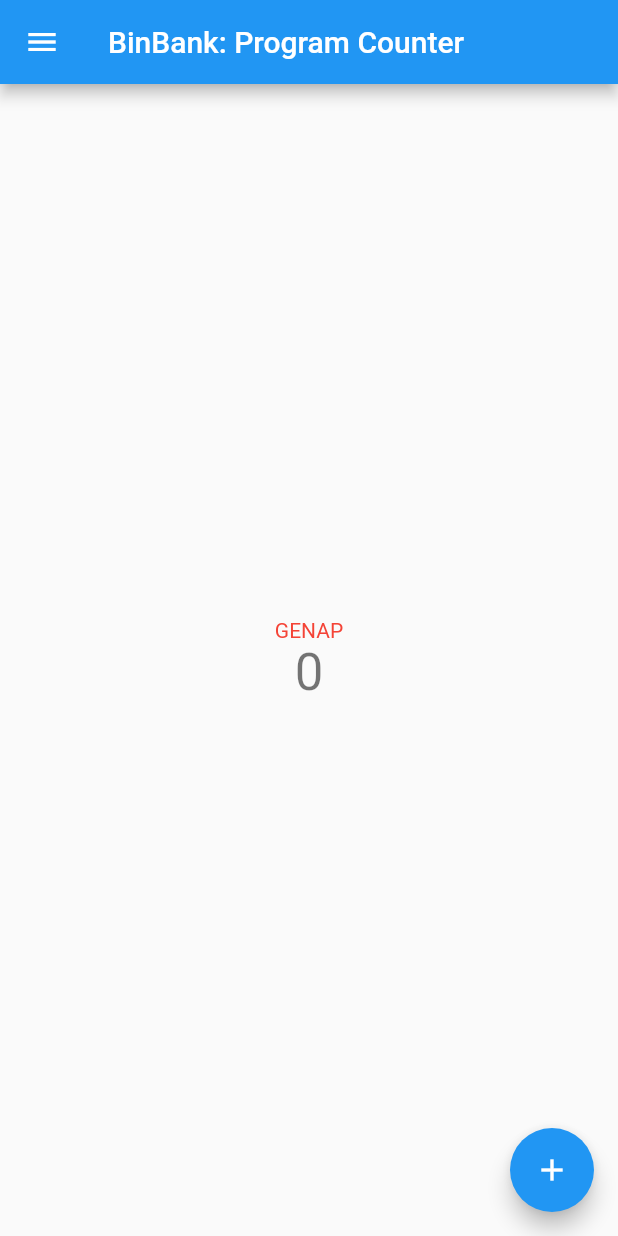
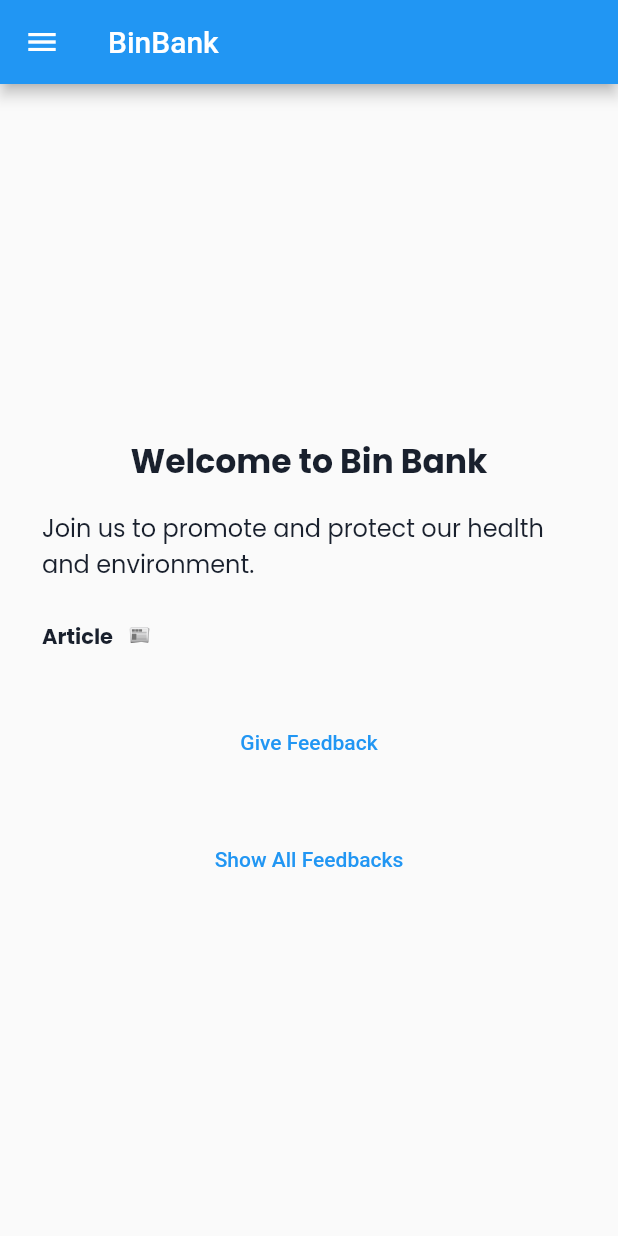
Before and after one commit to rafighalibin/bin_bank_app, a Flutter app: the screen it shows after launch, on a phone screen of 412 x 824 dp. Run offline on Flutter 3.47's test engine with Material 2 defaults, Android fonts, the light colour scheme and no system bars; our stand-ins replace google_fonts; missing offline and left inert: dart:ffi, pbp_django_auth; accounts and stored records are empty.

Commit message:
add homepage and feedback

```diff
--- /dev/null
+++ b/lib/app_styles.dart
@@ -0,0 +1,43 @@
+import 'package:flutter/material.dart';
+import 'package:google_fonts/google_fonts.dart';
+
+const Color kWhite = Color(0xffffffff);
+const Color kLightWhite = Color(0xffeff5f4);
+const Color kLighterWhite = Color(0xfffcfcfc);
+
+const Color kGrey = Color(0xff9397a0);
+const Color kLightGrey = Color(0xffa7a7a7);
+
+const Color kBlue = Color(0xff5474fd);
+const Color kLightBlue = Color(0xff83b1ff);
+const Color kLighterBlue = Color(0xffc1d4f9);
+
+const Color kDarkBlue = Color(0xff19202d);
+const Color kBoxShadowColor = Color(0xffc1d4f9);
+const double kBorderRadiusList = 11;
+const double kBorderRadius = 16;
+
+final kBorder = OutlineInputBorder(
+  borderRadius: BorderRadius.circular(kBorderRadius),
+  borderSide: BorderSide.none,
+);
+
+final kPoppinsBold = GoogleFonts.poppins(
+  color: kDarkBlue,
+  fontWeight: FontWeight.w700,
+);
+
+final kPoppinsSemibold = GoogleFonts.poppins(
+  color: kDarkBlue,
+  fontWeight: FontWeight.w600,
+);
+
+final kPoppinsMedium = GoogleFonts.poppins(
+  color: kDarkBlue,
+  fontWeight: FontWeight.w500,
+);
+
+final kPoppinsRegular = GoogleFonts.poppins(
+  color: kDarkBlue,
+  fontWeight: FontWeight.w400,
+);
--- a/lib/main.dart
+++ b/lib/main.dart
@@ -4,6 +4,9 @@ import 'package:bin_bank_app/utility/drawer_user.dart';
 import 'package:flutter/material.dart';
 import 'package:pbp_django_auth/pbp_django_auth.dart';
 import 'package:provider/provider.dart';
+import 'package:bin_bank_app/app_styles.dart';
+import 'package:bin_bank_app/page/feedback_form.dart';
+import 'package:bin_bank_app/page/feedback_detail.dart';
 
 void main() {
   bool isLoggedIn = false;
@@ -44,20 +47,6 @@ class MyHomePage extends StatefulWidget {
 }
 
 class _MyHomePageState extends State<MyHomePage> {
-  int _counter = 0;
-
-  void _incrementCounter() {
-    setState(() {
-      _counter++;
-    });
-  }
-
-  void _decrementCounter() {
-    setState(() {
-      if (_counter != 0) _counter--;
-    });
-  }
-
   Widget getWidget() {
     final request = context.watch<CookieRequest>();
 
@@ -70,64 +59,115 @@ class _MyHomePageState extends State<MyHomePage> {
 
   @override
   Widget build(BuildContext context) {
+    List<String> articleTitle = [
+      'E-waste management must get policy priority',
+      'How Can We Solve The Growing E-Waste Problem?',
+      'Jubir G20 Sebut Permasalahan Sampah Menumpuk di Indonesia',
+    ];
+
+    List<String> publisher = [
+      'NEW AGE',
+      'EPOLINE',
+      'KBR',
+    ];
+
+    List<String> images = [
+      'waste-1.jpg',
+      'waste-2.jpg',
+      'waste-3.jpg',
+    ];
+
     return Scaffold(
-      appBar: AppBar(
-        title: Text("BinBank: ${widget.title}"),
-      ),
-      drawer: getWidget(),
-      body: Center(
-        child: Column(
-          mainAxisAlignment: MainAxisAlignment.center,
-          children: <Widget>[
-            Expanded(
+        appBar: AppBar(
+          title: const Text("BinBank"),
+        ),
+        drawer: getWidget(),
+        body: Center(
+          child: SingleChildScrollView(
+            child: Container(
+              padding: const EdgeInsets.all(20.0),
               child: Column(
-                mainAxisAlignment: MainAxisAlignment.center,
                 children: [
-                  _counter % 2 == 0
-                      ? const Text(
-                          'GENAP',
-                          style: TextStyle(color: Colors.red),
+                  Padding(
+                    padding: const EdgeInsets.all(8.0),
+                    child: Text('Welcome to Bin Bank',
+                        style: kPoppinsBold.copyWith(
+                          fontSize: 22,
+                          color: kDarkBlue,
+                        )),
+                  ),
+                  Padding(
+                    padding: const EdgeInsets.all(8.0),
+                    child: Text(
+                        'Join us to promote and protect our health and environment.',
+                        style: kPoppinsRegular.copyWith(
+                          fontSize: 16,
+                        )),
+                  ),
+                  const SizedBox(
+                    height: 10,
+                  ),
+                  Container(
+                    height: 35,
+                    padding: const EdgeInsets.all(8.0),
+                    child: Row(
+                      children: [
+                        Text(
+                          'Article',
+                          style: kPoppinsBold.copyWith(
+                            fontSize: 14,
+                          ),
+                        ),
+                        const SizedBox(
+                          width: 10,
+                        ),
+                        Text(
+                          '📰',
+                          style: kPoppinsBold.copyWith(
+                            fontSize: 12,
+                          ),
                         )
-                      : const Text(
-                          'GANJIL',
-                          style: TextStyle(color: Colors.blue),
-                        ),
-                  Text(
-                    '$_counter',
-                    style: Theme.of(context).textTheme.headline4,
+                      ],
+                    ),
+                  ),
+                  const SizedBox(
+                    height: 30,
+                  ),
+                  TextButton(
+                    style: ButtonStyle(
+                      foregroundColor:
+                          MaterialStateProperty.all<Color>(Colors.blue),
+                    ),
+                    onPressed: () {
+                      Navigator.push(
+                          context,
+                          MaterialPageRoute(
+                              builder: (context) => const MyFormPage()));
+                    },
+                    child: const Text('Give Feedback'),
+                  ),
+                  const SizedBox(
+                    height: 30,
+                  ),
+                  TextButton(
+                    style: ButtonStyle(
+                      foregroundColor:
+                          MaterialStateProperty.all<Color>(Colors.blue),
+                    ),
+                    onPressed: () {
+                      Navigator.push(
+                          context,
+                          MaterialPageRoute(
+                              builder: (context) =>
+                                  const FeedbackDetailPage()));
+                    },
+                    child: const Text('Show All Feedbacks'),
                   ),
                 ],
               ),
             ),
-          ],
-        ),
-      ),
-      bottomSheet: Row(
-        mainAxisAlignment: MainAxisAlignment.spaceBetween,
-        children: [
-          Padding(
-            padding: const EdgeInsets.all(16.0),
-            child: Visibility(
-              visible: (_counter > 0),
-              child: FloatingActionButton(
-                onPressed: _decrementCounter,
-                tooltip: 'Decrement',
-                child: const Icon(Icons.remove),
-              ),
-            ),
           ),
-          Padding(
-            padding: const EdgeInsets.all(16.0),
-            child: FloatingActionButton(
-              onPressed: _incrementCounter,
-              tooltip: 'Increment',
-              heroTag: null,
-              child: const Icon(Icons.add),
-            ),
-          ),
-        ], // This trailing comma makes auto-formatting nicer for build methods.],
-      ),
-    );
+        ));
     // This trailing comma makes auto-formatting nicer for build methods.
   }
 }
--- /dev/null
+++ b/lib/model/feedback.dart
@@ -0,0 +1,64 @@
+// To parse this JSON data, do
+//
+//     final feedback = feedbackFromJson(jsonString);
+
+import 'dart:convert';
+
+List<Feedback> feedbackFromJson(String str) =>
+    List<Feedback>.from(json.decode(str).map((x) => Feedback.fromJson(x)));
+
+String feedbackToJson(List<Feedback> data) =>
+    json.encode(List<dynamic>.from(data.map((x) => x.toJson())));
+
+class Feedback {
+  Feedback({
+    required this.model,
+    required this.pk,
+    required this.fields,
+  });
+
+  String model;
+  int pk;
+  Fields fields;
+
+  factory Feedback.fromJson(Map<String, dynamic> json) => Feedback(
+        model: json["model"],
+        pk: json["pk"],
+        fields: Fields.fromJson(json["fields"]),
+      );
+
+  Map<String, dynamic> toJson() => {
+        "model": model,
+        "pk": pk,
+        "fields": fields.toJson(),
+      };
+}
+
+class Fields {
+  Fields({
+    required this.user,
+    required this.date,
+    required this.subject,
+    required this.feedback,
+  });
+
+  int user;
+  DateTime date;
+  String subject;
+  String feedback;
+
+  factory Fields.fromJson(Map<String, dynamic> json) => Fields(
+        user: json["user"],
+        date: DateTime.parse(json["date"]),
+        subject: json["subject"],
+        feedback: json["feedback"],
+      );
+
+  Map<String, dynamic> toJson() => {
+        "user": user,
+        "date":
+            "${date.year.toString().padLeft(4, '0')}-${date.month.toString().padLeft(2, '0')}-${date.day.toString().padLeft(2, '0')}",
+        "subject": subject,
+        "feedback": feedback,
+      };
+}
--- a/lib/utility/drawer_public.dart
+++ b/lib/utility/drawer_public.dart
@@ -30,7 +30,7 @@ class MyDrawerPublic extends StatelessWidget {
               onTap: () {
                 Navigator.of(context).pushReplacement(MaterialPageRoute(
                     builder: (context) => const MyHomePage(
-                          title: '',
+                          title: 'Bin Bank',
                         )));
               },
             ),
--- a/lib/utility/drawer_user.dart
+++ b/lib/utility/drawer_user.dart
@@ -30,7 +30,7 @@ class MyDrawerUser extends StatelessWidget {
             onTap: () {
               Navigator.of(context).pushReplacement(MaterialPageRoute(
                   builder: (context) => const MyHomePage(
-                        title: '',
+                        title: 'Bin Bank',
                       )));
             },
           ),
--- /dev/null
+++ b/lib/utility/feedback_fetch.dart
@@ -0,0 +1,23 @@
+import 'package:http/http.dart' as http;
+import 'dart:convert';
+import 'package:bin_bank_app/model/feedback.dart';
+
+Future<List<Feedback>> fetchFeedback() async {
+  var url = Uri.parse('https://bin-bank-pbp.up.railway.app/feedback-json');
+  var response = await http.get(
+    url,
+  );
+
+  // melakukan decode response menjadi bentuk json
+  var data = jsonDecode(utf8.decode(response.bodyBytes));
+
+  // melakukan konversi data json menjadi object Feedback
+  List<Feedback> listFeedback = [];
+  for (var d in data) {
+    if (d != null) {
+      listFeedback.add(Feedback.fromJson(d));
+    }
+  }
+
+  return listFeedback;
+}
--- a/pubspec.yaml
+++ b/pubspec.yaml
@@ -40,6 +40,7 @@ dependencies:
   intl: ^0.17.0
   provider: ^6.0.4
   pbp_django_auth: ^0.3.0
+  google_fonts: 2.2.0
 
 dev_dependencies:
   flutter_test:
```
Also changed, not shown: lib/page/feedback_detail.dart (added, +75 -0 lines), lib/page/feedback_form.dart (added, +165 -0 lines), assets/waste-1.jpg (added), assets/waste-2.jpg (added), assets/waste-3.jpg (added), pubspec.lock, 5 other files.
